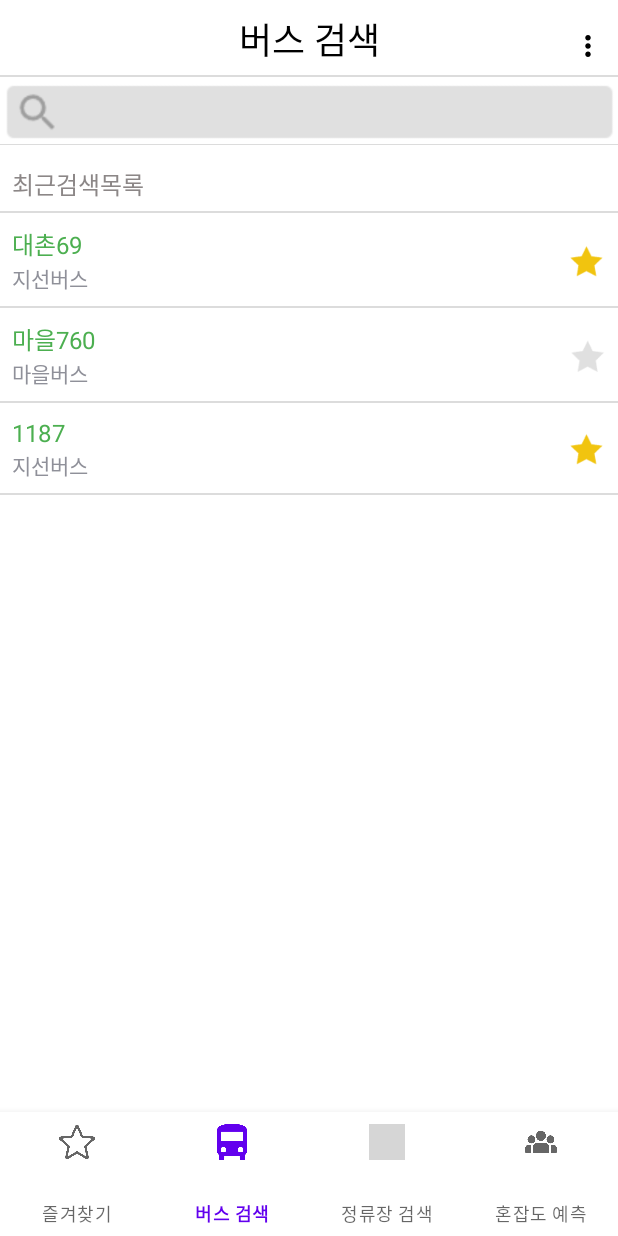
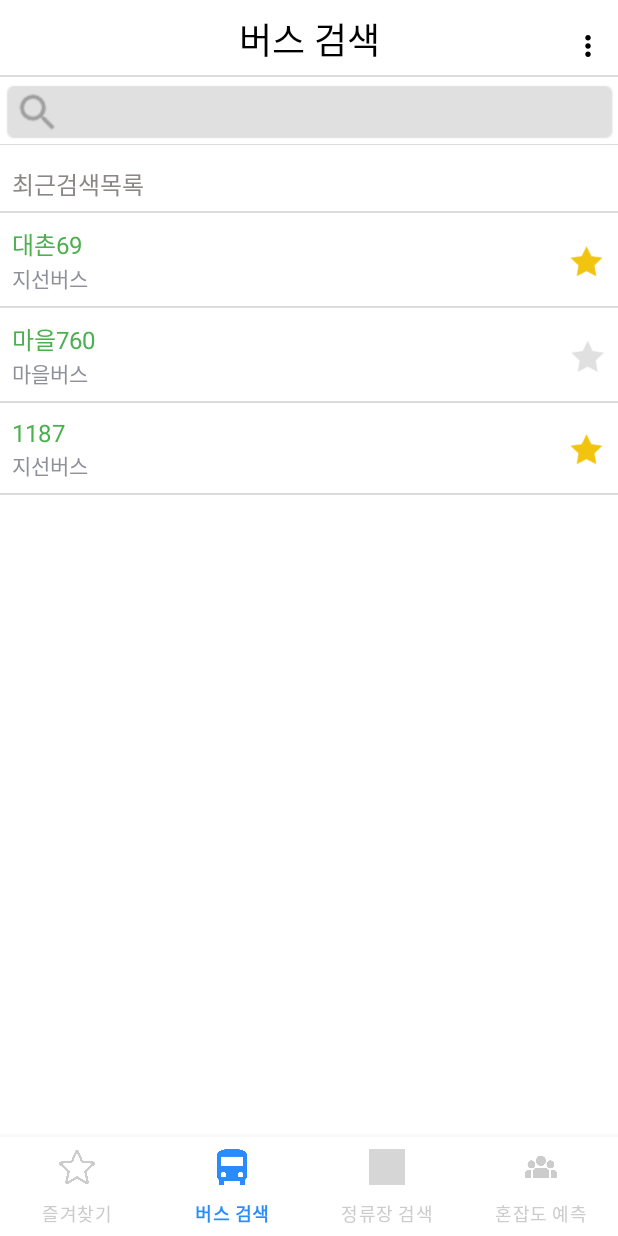
Before and after one commit to 2022-SMHRD-KDT-New-IoT-4/EveryBus, an Android app: the screen it shows after launch (MainActivity), item 2 of the bottom bar chosen, on a phone screen of 412 x 824 dp. Run offline under Robolectric (Android 15) with nearby library versions, the phone set to English and light mode, and no system bars; grey boxes are pictures that could not be loaded.

Commit message:
하단바 아이콘 색상 변경 _담희

```diff
--- /dev/null
+++ b/app/src/main/res/drawable/bottom_color.xml
@@ -0,0 +1,5 @@
+<?xml version="1.0" encoding="utf-8"?>
+<selector xmlns:android="http://schemas.android.com/apk/res/android">
+<item android:color="#288cff" android:state_checked="true"></item>
+    <item android:color="#CCCCCC" android:state_checked="false"></item>
+</selector>
--- a/app/src/main/res/layout/activity_main.xml
+++ b/app/src/main/res/layout/activity_main.xml
@@ -18,12 +18,12 @@ tools:context=".MainActivity">
     app:layout_constraintStart_toStartOf="parent"
     app:layout_constraintTop_toTopOf="parent" />
 
-<androidx.constraintlayout.widget.Guideline
-    android:id="@+id/guideline"
-    android:layout_width="wrap_content"
-    android:layout_height="wrap_content"
-    android:orientation="horizontal"
-    app:layout_constraintGuide_percent="0.9" />
+    <androidx.constraintlayout.widget.Guideline
+        android:id="@+id/guideline"
+        android:layout_width="wrap_content"
+        android:layout_height="wrap_content"
+        android:orientation="horizontal"
+        app:layout_constraintGuide_end="66dp" />
 
 <com.google.android.material.bottomnavigation.BottomNavigationView
     android:id="@+id/bnv"
@@ -37,6 +37,8 @@ tools:context=".MainActivity">
     app:layout_constraintStart_toStartOf="parent"
     app:layout_constraintTop_toBottomOf="@+id/fl"
     app:layout_constraintVertical_bias="0.0"
-    app:menu="@menu/bottom" />
+    app:menu="@menu/bottom"
+    app:itemIconTint="@drawable/bottom_color"
+    app:itemTextColor="@drawable/bottom_color"/>
 
 </androidx.constraintlayout.widget.ConstraintLayout>
```
